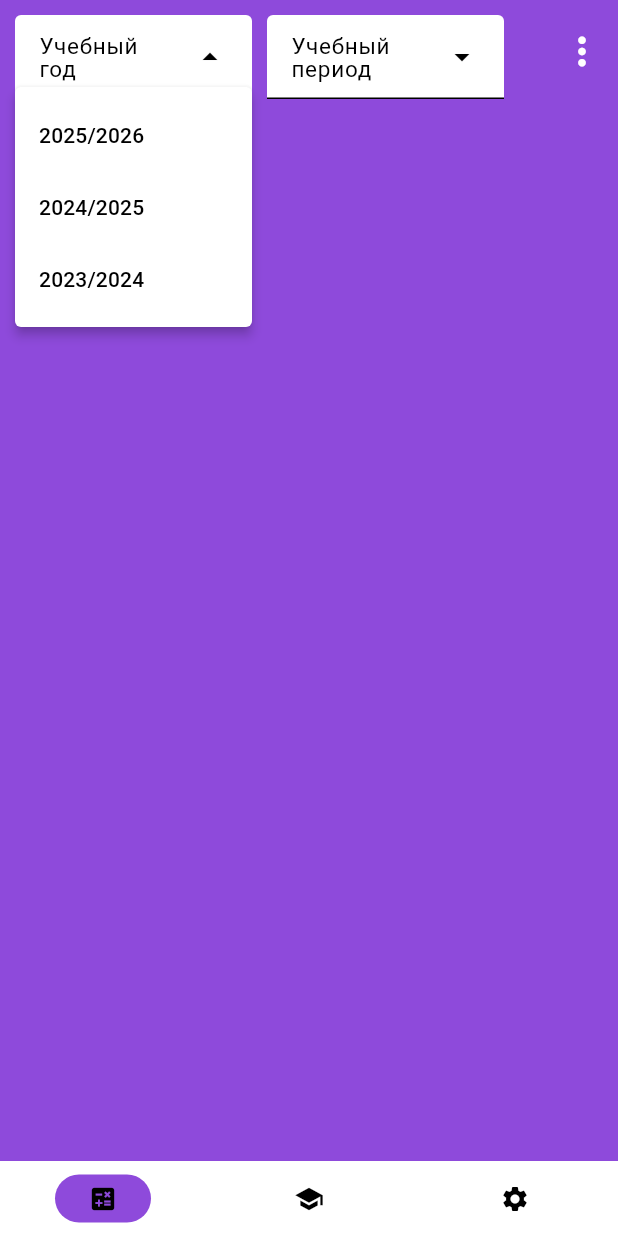
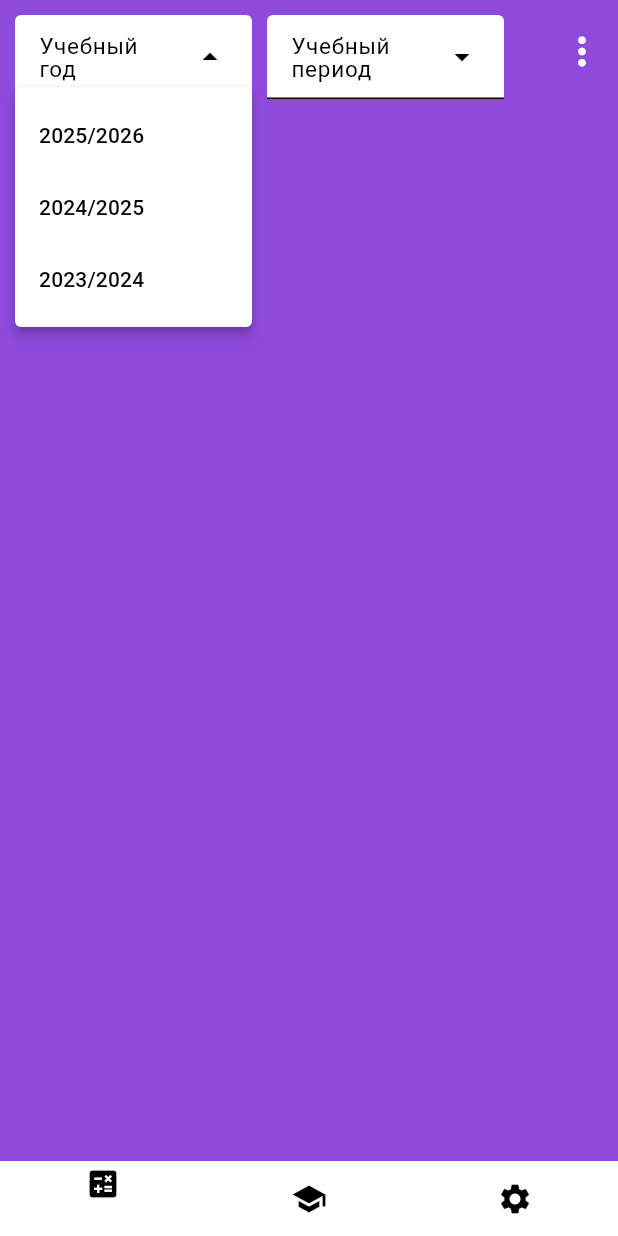
Before and after one commit to d1amp0/eCalculator, a Flutter app: the MainPage screen opened directly, after a tap on "2025/2026", on a phone screen of 412 x 824 dp. Run offline on Flutter 3.47's test engine with Material 3 defaults, Android fonts, the phone set to English and light mode, and no system bars; our stand-ins replace flutter_widget_from_html, shared_preferences, sqflite, sqflite_common_ffi; accounts and stored records are empty.

Commit message:
-Bugfix of btn color in login -Loading indicator in login -New menu buttons -Saving state of marks_page!

```diff
--- a/lib/pages/main_page.dart
+++ b/lib/pages/main_page.dart
@@ -1,7 +1,7 @@
 import 'package:flutter/material.dart';
+import 'package:hello/pages/homework_page.dart';
 import 'package:hello/pages/marks_page.dart';
 import 'package:hello/pages/settings_page.dart';
-import 'package:hello/pages/homework_page.dart';
 
 class MainPage extends StatefulWidget {
   const MainPage({super.key});
@@ -10,56 +10,68 @@ class MainPage extends StatefulWidget {
   State<MainPage> createState() => _MainPageState();
 }
 
-class _MainPageState extends State<MainPage> {
+class _MainPageState extends State<MainPage>
+    with AutomaticKeepAliveClientMixin {
+  @override
+  bool get wantKeepAlive => true;
+
   static const List<Widget> pageList = [
     MarksPage(),
     HomeworkPage(),
     SettingsPage(),
   ];
   int _pageIndex = 0;
-  final PageController _controller = PageController();
 
   void _onNavTap(int index) {
-    _controller.animateToPage(
-      index,
-      duration: const Duration(milliseconds: 300),
-      curve: Curves.easeInOut,
-    );
-  }
-
-  void _onPageChanged(int index) {
     setState(() => _pageIndex = index);
   }
 
   @override
   Widget build(BuildContext context) {
+    super.build(context);
     return Scaffold(
-      body: PageView(
-        controller: _controller,
-        onPageChanged: _onPageChanged,
+      body: IndexedStack(
+        index: _pageIndex,
         children: pageList,
       ),
       bottomNavigationBar: NavigationBarTheme(
         data: NavigationBarThemeData(
-            backgroundColor: Theme.of(context).colorScheme.secondary,
+          backgroundColor: Theme.of(context).colorScheme.secondary,
+          // indicatorShape: const CircleBorder(),
+          indicatorColor: Colors.transparent,
+          overlayColor: WidgetStateProperty.resolveWith<Color>(
+            (_) => Colors.transparent,
+          ),
         ),
         child: NavigationBar(
           onDestinationSelected: _onNavTap,
           height: 50,
-          labelBehavior: NavigationDestinationLabelBehavior.alwaysHide,
-          indicatorColor: Theme.of(context).colorScheme.primary,
+          labelBehavior: NavigationDestinationLabelBehavior.onlyShowSelected,
+          indicatorColor: Colors.transparent,
           selectedIndex: _pageIndex,
           destinations: <Widget>[
             NavigationDestination(
-              icon: Icon(Icons.calculate, color: Theme.of(context).textTheme.displayLarge?.color, size: 20,),
+              icon: Icon(
+                Icons.calculate,
+                color: Theme.of(context).textTheme.displayLarge?.color,
+                size: 24,
+              ),
               label: '',
             ),
             NavigationDestination(
-              icon: Icon(Icons.school, color: Theme.of(context).textTheme.displayLarge?.color, size: 20,),
+              icon: Icon(
+                Icons.school,
+                color: Theme.of(context).textTheme.displayLarge?.color,
+                size: 24,
+              ),
               label: '',
             ),
             NavigationDestination(
-              icon: Icon(Icons.settings, color: Theme.of(context).textTheme.displayLarge?.color, size: 20,),
+              icon: Icon(
+                Icons.settings,
+                color: Theme.of(context).textTheme.displayLarge?.color,
+                size: 24,
+              ),
               label: '',
             ),
           ],
--- a/lib/pages/marks_page.dart
+++ b/lib/pages/marks_page.dart
@@ -13,7 +13,10 @@ class MarksPage extends StatefulWidget {
   State<MarksPage> createState() => _MarksPageState();
 }
 
-class _MarksPageState extends State<MarksPage> {
+class _MarksPageState extends State<MarksPage> with AutomaticKeepAliveClientMixin {
+  @override
+  bool get wantKeepAlive => true;
+
   final yearController = TextEditingController(),
       periodController = TextEditingController();
   bool isTable = false,
@@ -90,6 +93,7 @@ class _MarksPageState extends State<MarksPage> {
 
   @override
   Widget build(BuildContext context) {
+    super.build(context);
     return Scaffold(
       body: SafeArea(
           child: Column(
```
Also changed, not shown: lib/pages/login_page.dart (+40 -11 lines).
